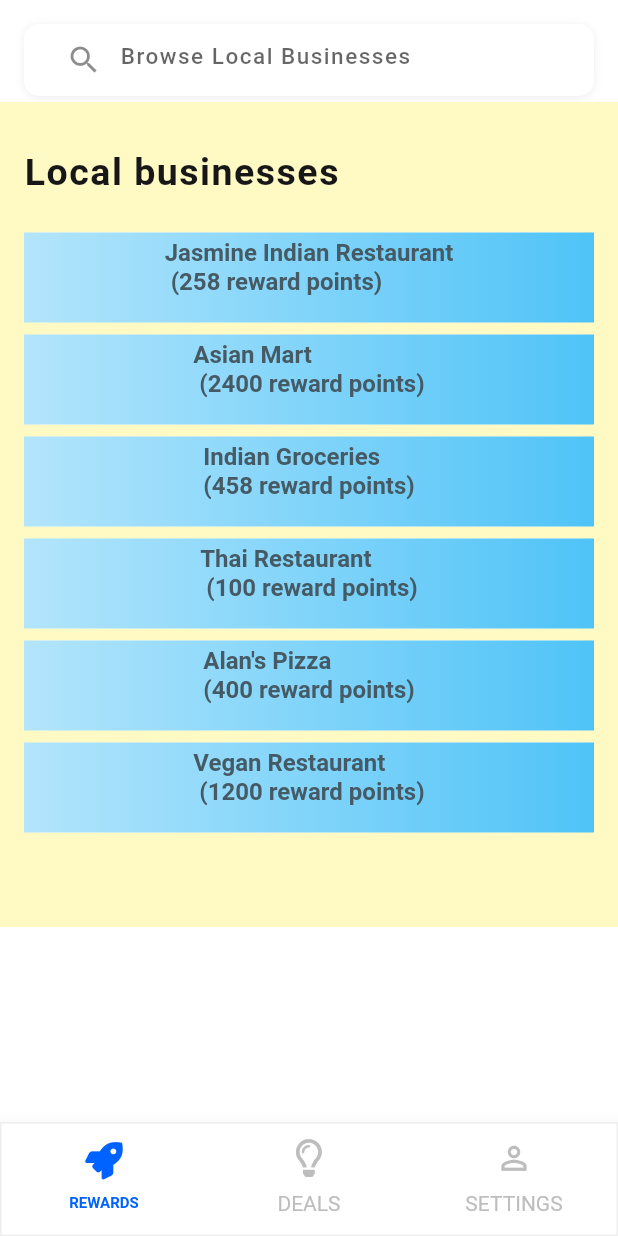
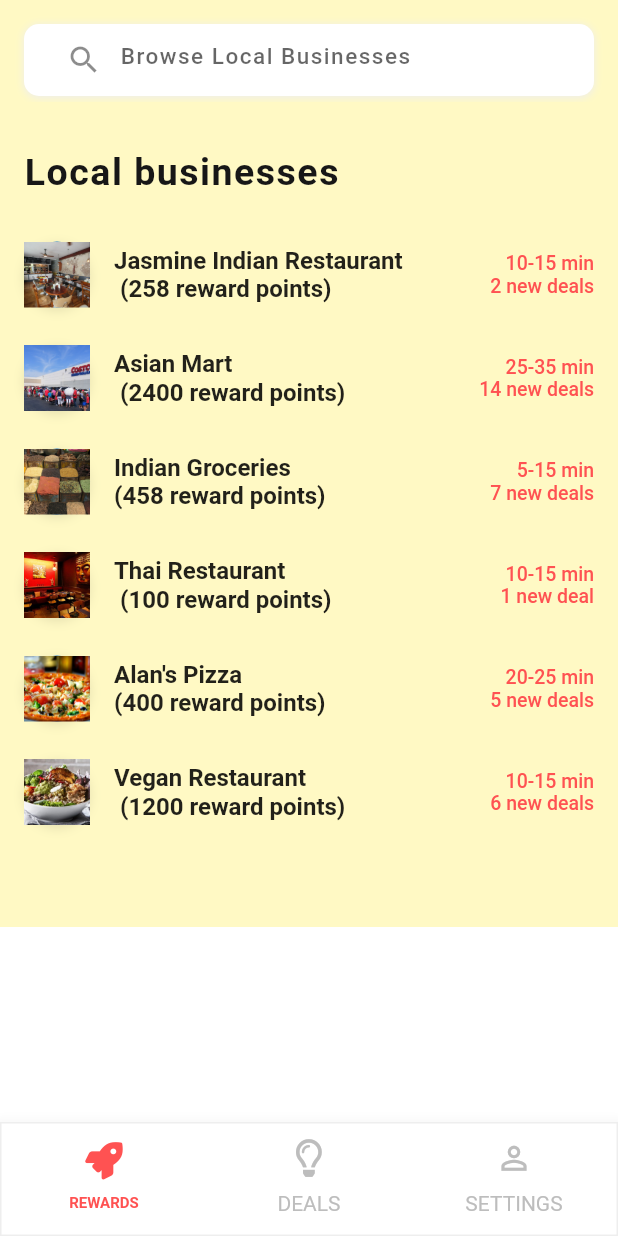
Before and after one commit to JessNah/GrowLocal, a Flutter app: the HomeScreen screen opened directly, on a phone screen of 412 x 824 dp. Run offline on Flutter 3.47's test engine with Material 2 defaults, Android fonts, the phone set to English and light mode, and no system bars; our stand-ins replace charts_flutter, font_awesome_flutter, page_transition.

Commit message:
improved ui look, added icons, distance from user, and new deals msg

```diff
--- a/flutterclient/lib/models/category.dart
+++ b/flutterclient/lib/models/category.dart
@@ -5,18 +5,20 @@ import 'deals.dart';
 class Category{
   String imageUrl;
   String categoryName;
+  String subText;
   String id;
   int c;
   List<Deals> d;
   List<Deals> r;
 
-  Category({this.imageUrl, this.categoryName, this.id, this.c, this.d, this.r});
+  Category({this.imageUrl, this.categoryName, this.subText, this.id, this.c, this.d, this.r});
 }
 
 List<Category> categories = [
   Category(
     imageUrl: "images/restaurantsCategory.jpg",
     categoryName: "Jasmine Indian Restaurant\n (258 reward points)",
+    subText: "10-15 min\n2 new deals",
     id:"1",
     c: 0xFF42A5F5,
     d: [
@@ -63,6 +65,7 @@ List<Category> categories = [
   Category(
       imageUrl: "images/groceryCategory.jpg",
       categoryName: "Asian Mart\n (2400 reward points)",
+      subText: "25-35 min\n14 new deals",
       id:"2",
       c: 0xFF42A5F5,
       d: [
@@ -109,6 +112,7 @@ List<Category> categories = [
   Category(
       imageUrl: "images/spices-of-india.jpg",
       categoryName: "Indian Groceries\n(458 reward points)",
+      subText: "5-15 min\n7 new deals",
       id:"3",
       c: 0xFF42A5F5,
       d: [
@@ -153,8 +157,9 @@ List<Category> categories = [
       ]
   ),
   Category(
-      imageUrl: "images/restaurantProblem.jpg",
+      imageUrl: "images/thai.jpg",
       categoryName: "Thai Restaurant\n (100 reward points)",
+      subText: "10-15 min\n1 new deal",
       id:"4",
       c: 0xFF42A5F5,
       d: [
@@ -199,8 +204,9 @@ List<Category> categories = [
       ]
   ),
   Category(
-      imageUrl: "images/restaurantProblem.jpg",
+      imageUrl: "images/pizza.jpg",
       categoryName: "Alan's Pizza \n(400 reward points)",
+      subText: "20-25 min\n5 new deals",
       id:"5",
       c: 0xFF42A5F5,
       d: [
@@ -245,8 +251,9 @@ List<Category> categories = [
       ]
   ),
   Category(
-      imageUrl: "images/restaurantProblem.jpg",
+      imageUrl: "images/vegan.jpg",
       categoryName: "Vegan Restaurant\n (1200 reward points)",
+      subText: "10-15 min\n6 new deals",
       id:"6",
       c: 0xFF42A5F5,
       d: [
--- a/flutterclient/lib/screens/explore_deals_screen.dart
+++ b/flutterclient/lib/screens/explore_deals_screen.dart
@@ -83,6 +83,7 @@ class _ExploreDealsScreenState extends State<ExploreDealsScreen> with SingleTick
         )
     );
     return Container(
+        color: Colors.yellow[100],
         child: Column(
             mainAxisAlignment: MainAxisAlignment.center, //TODO: maybe remove
             children: <Widget>[
--- a/flutterclient/lib/screens/explore_screen.dart
+++ b/flutterclient/lib/screens/explore_screen.dart
@@ -82,6 +82,7 @@ class _ExploreScreenState extends State<ExploreScreen> with SingleTickerProvider
         )
     );
     return Container(
+        color: Colors.yellow[100],
         child: Column(
             mainAxisAlignment: MainAxisAlignment.center, //TODO: maybe remove
             children: <Widget>[
@@ -365,7 +366,7 @@ class _ExploreScreenState extends State<ExploreScreen> with SingleTickerProvider
                                 margin: index == 0 ? EdgeInsets.only(right: 16, top: 4, bottom: 4) : EdgeInsets.only(right: 16, top: 4, bottom: 4),
                                 decoration: BoxDecoration(
                                   borderRadius: BorderRadius.circular(10),
-                                  color: Colors.white,
+                                    color: Colors.transparent,
                                   boxShadow: [
                                     BoxShadow(
                                       color: Colors.transparent, //TODO: Colors.grey[200]
@@ -399,34 +400,56 @@ class _ExploreScreenState extends State<ExploreScreen> with SingleTickerProvider
                                           ),
                                         )
                                     ),*/
-                                    Container(
-                                      width:double.infinity,
-                                      height: 60,
-                                      decoration: new BoxDecoration(
-                                        color: Colors.purple[200],
-                                        gradient: new LinearGradient(
-                                          colors: [Colors.lightBlue[100], Colors.lightBlue[300]],
+                                Column(
+                                children: [
+                                Padding(
+                                padding: EdgeInsets.only(bottom: 5),
+                                child: ListTile(
+                                    contentPadding: EdgeInsets.symmetric(horizontal: 0.0),
+                                    leading: Container(
+                                      width: 44.0,
+                                      height: 44.0,
+                                      decoration: BoxDecoration(
+                                        shape: BoxShape.circle,
+                                        boxShadow: [
+                                          BoxShadow(
+                                            color: Colors.black45.withOpacity(0.1),
+                                            offset: Offset(0, 2),
+                                            blurRadius: 6.0,
+                                          ),
+                                        ],
+                                      ),
+                                      child: CircleAvatar(
+                                        child: ClipRRect(
+                                          child: Image(
+                                            height: 45.0,
+                                            width: 45.0,
+                                            image: AssetImage(category.imageUrl),
+                                            fit: BoxFit.cover,
+                                          ),
                                         ),
                                       ),
                                     ),
-                                    Container(
-                                      padding: EdgeInsets.symmetric(horizontal: 8, vertical: 4),
+                                    title: Text(
+                                      category.categoryName,
+                                      style: TextStyle(
+                                        fontWeight: FontWeight.bold,
+                                      ),
+                                    ),
+                                  trailing: Text(
+                                    category.subText,
+                                    textAlign: TextAlign.right,
+                                    style: TextStyle(
+                                      color: Colors.redAccent,
+                                      fontWeight: FontWeight.w500,
+                                      fontSize: 13,
 
-
-                                       child: Center(
-                                          child : Text(
-
-                                        category.categoryName,
-                                        style: TextStyle(
-                                          fontSize: 16,
-                                            fontFamily: 'roboto',
-                                          fontWeight: FontWeight.bold,
-                                          color: Colors.blueGrey[700]
-                                        )
-                                      )
-
-                                      ),
-                                    )
+                                    ),
+                                  ),
+                              ),
+                            ),
+                            ],
+                            )
                                   ],
                                 )
                               ),
--- a/flutterclient/lib/screens/home_screens.dart
+++ b/flutterclient/lib/screens/home_screens.dart
@@ -51,7 +51,7 @@ class _HomeScreenState extends State<HomeScreen> with SingleTickerProviderStateM
           ),
           child: TabBar(
             controller: _tabController,
-            labelColor: Color(0xff0062ff),
+            labelColor: Colors.redAccent,
             labelStyle: TextStyle(
               fontWeight: FontWeight.bold,
               fontSize: 10,
--- a/flutterclient/lib/screens/projects_screen.dart
+++ b/flutterclient/lib/screens/projects_screen.dart
@@ -65,6 +65,7 @@ class _ProjectsPageWidget extends State<ProjectsPageWidget> with SingleTickerPro
 
           Container( //TODO: use Expanded?
               height: 1000,
+              color: Colors.yellow[100],
               child: ListView(
                 children: <Widget>[
                   SizedBox(height: 15,),
--- a/flutterclient/pubspec.yaml
+++ b/flutterclient/pubspec.yaml
@@ -80,6 +80,9 @@ flutter:
     - images/charlieSketch.jpg
     - images/charlieSketchCover.jpg
     - images/spices-of-india.jpg
+    - images/vegan.jpg
+    - images/pizza.jpg
+    - images/thai.jpg
 
   # An image asset can refer to one or more resolution-specific "variants", see
   # https://flutter.dev/assets-and-images/#resolution-aware.
```
Also changed, not shown: flutterclient/images/pizza.jpg (added), flutterclient/images/thai.jpg (added), flutterclient/images/vegan.jpg (added).
